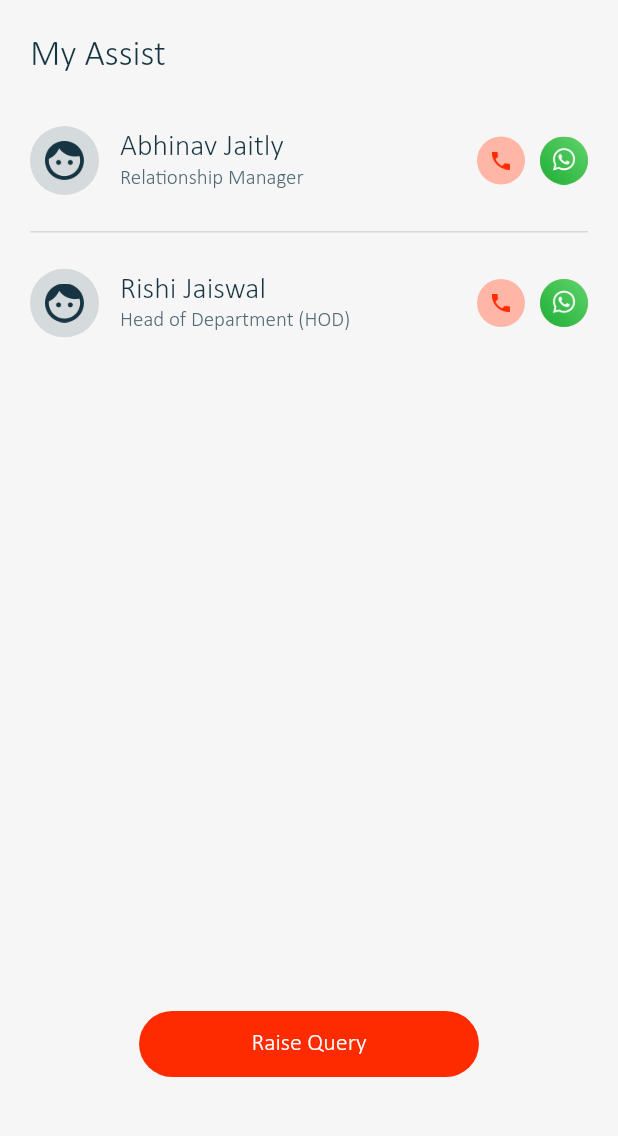
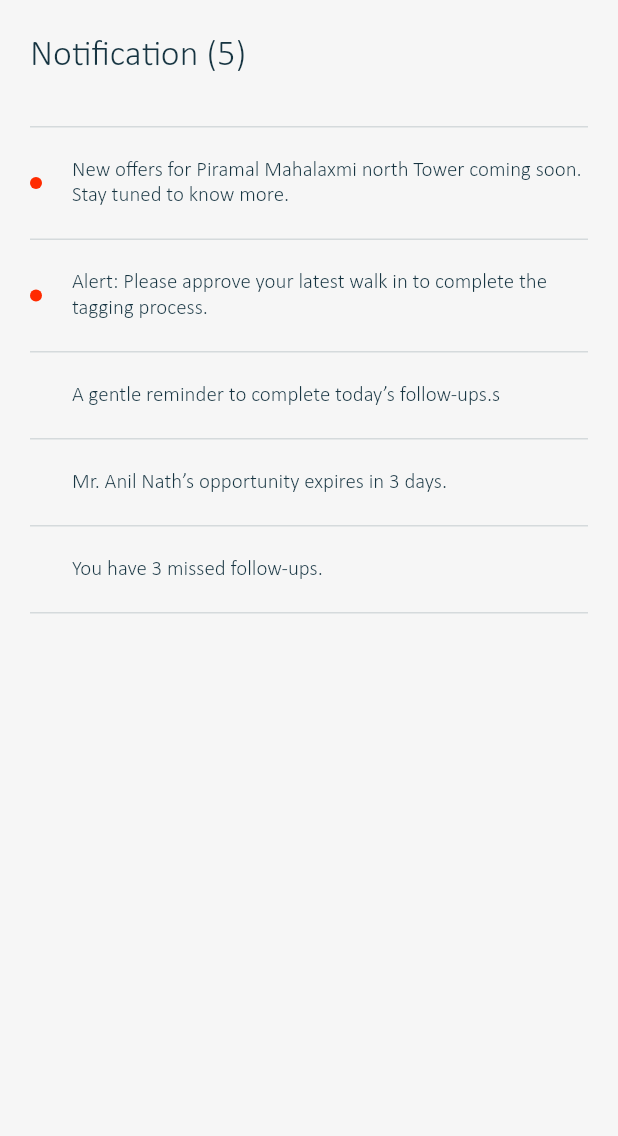
Before and after one commit to pratikKataria/piramal_cp, a Flutter app: the screen it shows after launch, on a phone screen of 412 x 824 dp, the part 84-1220 px from its top. Run offline on Flutter 3.47's test engine with Material 2 defaults, Android fonts, the light colour scheme and no system bars; our stand-ins replace connectivity, fluttertoast, logger, progress_dialog, shared_preferences; project files that could hold a hidden picture were left out.

Commit message:
➕ Notification Screen UI Completed

```diff
--- a/lib/main.dart
+++ b/lib/main.dart
@@ -13,6 +13,7 @@ import 'package:provider/provider.dart';
 import 'ui/explore/explore_screen.dart';
 import 'ui/lead/addLead/add_lead_screen.dart';
 import 'ui/myAssit/my_assist_screen.dart';
+import 'ui/notificationSc/notification_screen.dart';
 import 'utils/Utility.dart';
 
 Future<void> main() async {
@@ -42,7 +43,7 @@ class MyApp extends StatelessWidget {
           );
         },
         theme: ThemeData(primarySwatch: Colors.deepOrange, scaffoldBackgroundColor: AppColors.white),
-        home: MyAssistScreen(),
+        home: NotificationScreen(),
       ),
     );
   }
--- /dev/null
+++ b/lib/ui/notificationSc/notification_screen.dart
@@ -0,0 +1,110 @@
+import 'package:flutter/material.dart';
+import 'package:piramal_channel_partner/res/AppColors.dart';
+import 'package:piramal_channel_partner/res/Fonts.dart';
+import 'package:piramal_channel_partner/utils/Utility.dart';
+
+class NotificationScreen extends StatelessWidget {
+  const NotificationScreen({Key key}) : super(key: key);
+  final subTextStyle = textStyleSubText14px500w;
+  final mainTextStyle = textStyle14px500w;
+
+  @override
+  Widget build(BuildContext context) {
+    return Scaffold(
+      backgroundColor: AppColors.screenBackgroundColor,
+      body: Container(
+        margin: EdgeInsets.symmetric(horizontal: 20.0),
+        child: Column(
+          crossAxisAlignment: CrossAxisAlignment.start,
+          children: [
+            verticalSpace(22.0),
+            Text("Notification (5)", style: textStyle24px500w),
+            verticalSpace(33.0),
+            Expanded(
+              child: ListView(
+                children: [
+                  //one
+                  line(),
+                  verticalSpace(20.0),
+                  buildNotificationCard(
+                      false, "New offers for Piramal Mahalaxmi north Tower coming soon. Stay tuned to know more."),
+                  verticalSpace(20.0),
+
+                  //two
+                  line(),
+                  verticalSpace(20.0),
+                  buildNotificationCard(false, "Alert: Please approve your latest walk in to complete the tagging process."),
+                  verticalSpace(20.0),
+
+                  //three
+                  line(),
+                  verticalSpace(20.0),
+                  buildNotificationCard(true, "A gentle reminder to complete today’s follow-ups.s"),
+                  verticalSpace(20.0),
+
+                  //four
+                  line(),
+                  verticalSpace(20.0),
+                  buildNotificationCard(true, "Mr. Anil Nath’s opportunity expires in 3 days."),
+                  verticalSpace(20.0),
+
+                  //five
+                  line(),
+                  verticalSpace(20.0),
+                  buildNotificationCard(true, "You have 3 missed follow-ups."),
+                  verticalSpace(20.0),
+
+                  //five
+                  line(),
+                ],
+              ),
+            )
+          ],
+        ),
+      ),
+    );
+  }
+
+  Row buildNotificationCard(bool notificationIsRead, String text) {
+    return Row(
+      children: [
+        Opacity(
+          opacity: notificationIsRead ? 0 : 1,
+          child: Container(
+            width: 8.0,
+            height: 8.0,
+            decoration: BoxDecoration(shape: BoxShape.circle, color: AppColors.colorPrimary),
+          ),
+        ),
+        horizontalSpace(20.0),
+        Expanded(
+          child: Text(
+            "$text",
+            style: textStyle14px500w,
+          ),
+        ),
+      ],
+    );
+  }
+
+  Container buildProfileDetailCard(String mText, String sText) {
+    return Container(
+      padding: EdgeInsets.symmetric(horizontal: 20.0, vertical: 18.0),
+      margin: EdgeInsets.only(bottom: 18.0),
+      decoration: BoxDecoration(
+        color: AppColors.white,
+        borderRadius: BorderRadius.circular(6.0),
+      ),
+      child: Column(
+        crossAxisAlignment: CrossAxisAlignment.stretch,
+        children: [
+          Text(
+            "$mText",
+            style: textStyle14px500w,
+          ),
+          Text("$sText", style: textStyleSubText14px500w),
+        ],
+      ),
+    );
+  }
+}
```
